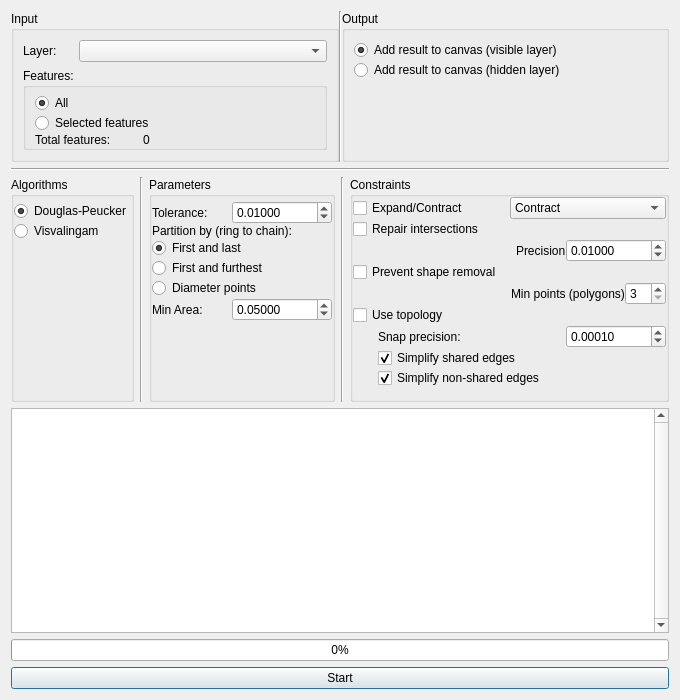
albertferras/simplipy, file ui_simplipy.ui: the form before one commit.
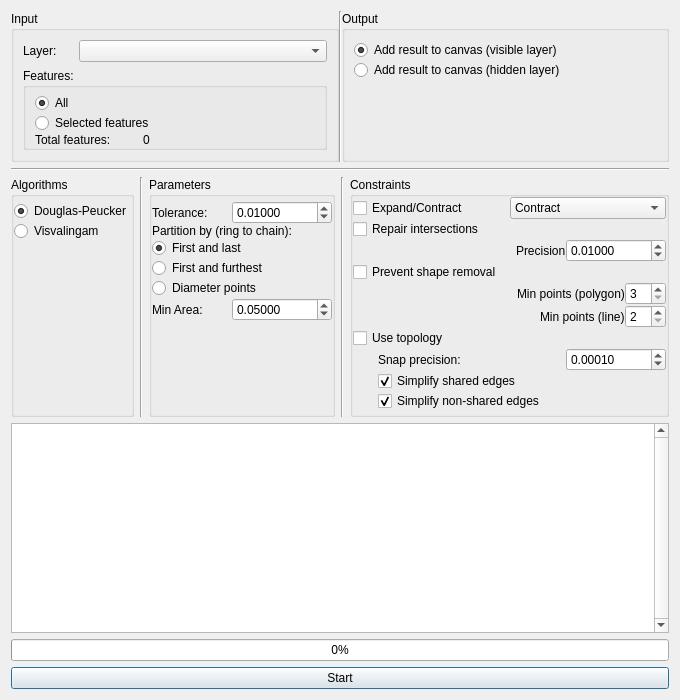
The form after the commit.

Commit message: disable options depending on layer geometry type

What changed in the file:
```diff
--- a/ui_simplipy.ui
+++ b/ui_simplipy.ui
@@ -634,7 +634,7 @@
           <item>
            <widget class="QLabel" name="label_min_points">
             <property name="text">
-             <string>Min points (polygons)</string>
+             <string>Min points (polygon)</string>
             </property>
            </widget>
           </item>
@@ -647,6 +647,37 @@
           </item>
          </layout>
         </item>
+        <item>
+         <layout class="QHBoxLayout" name="horizontalLayout_min_points_line">
+          <item>
+           <spacer name="horizontalSpacer_2line">
+            <property name="orientation">
+             <enum>Qt::Horizontal</enum>
+            </property>
+            <property name="sizeHint" stdset="0">
+             <size>
+              <width>40</width>
+              <height>20</height>
+             </size>
+            </property>
+           </spacer>
+          </item>
+          <item>
+           <widget class="QLabel" name="label_min_points_line">
+            <property name="text">
+             <string>Min points (line)</string>
+            </property>
+           </widget>
+          </item>
+          <item>
+           <widget class="QSpinBox" name="spinBox_min_points_line">
+            <property name="minimum">
+             <number>2</number>
+            </property>
+           </widget>
+          </item>
+         </layout>
+        </item>
         <item>
          <widget class="QCheckBox" name="cnstr_usetopology">
           <property name="toolTip">
```
Left out of the diff: 8 changed lines with no effect on the pictures. The commit also changes 2 other files.
